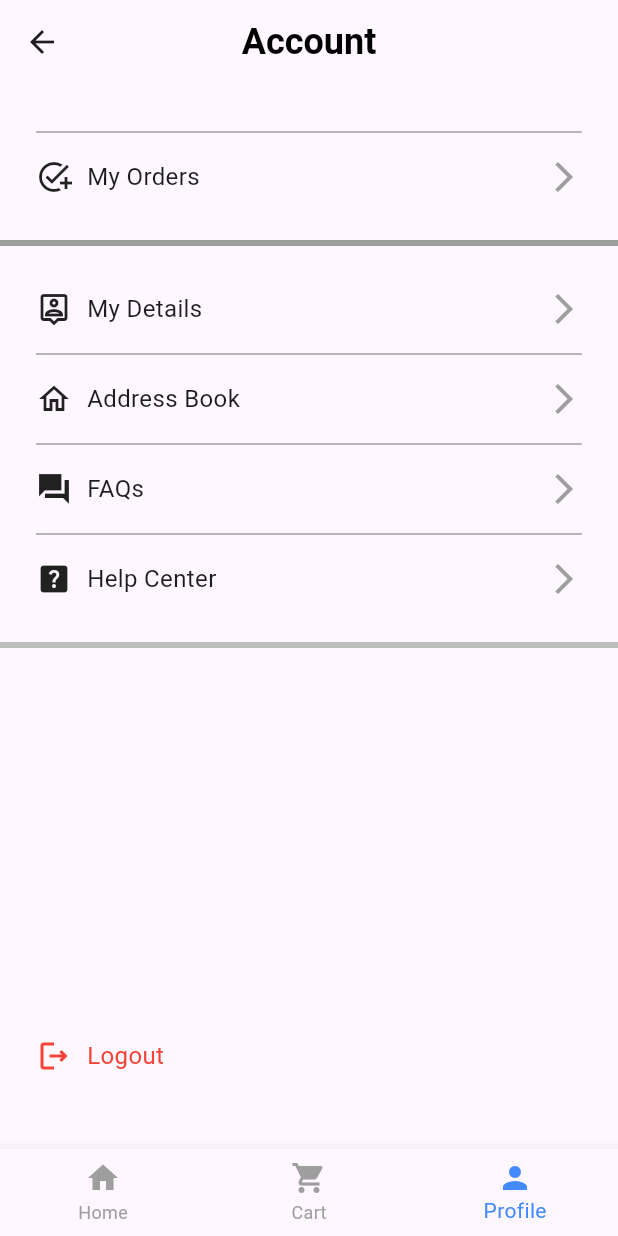
After one commit to OsamaAlaraj/store, a Flutter app: the AccountScreen screen opened by its route, on a phone screen of 412 x 824 dp. The commit adds this screen. Run offline on Flutter 3.47's test engine with Material 3 defaults, Android fonts, the phone set to English and light mode, and no system bars.

Commit message:
add Account Screen

```diff
--- a/lib/main.dart
+++ b/lib/main.dart
@@ -1,9 +1,10 @@
 import 'package:flutter/material.dart';
-import 'package:testone/screens/cart.dart';
-import 'package:testone/screens/detalis.dart';
-import 'package:testone/screens/home.dart';
-import 'package:testone/screens/login.dart';
-import 'package:testone/screens/register.dart';
+import 'package:testone/screens/account_screen.dart';
+import 'package:testone/screens/cart_screen.dart';
+import 'package:testone/screens/details_screen.dart';
+import 'package:testone/screens/home_screen.dart';
+import 'package:testone/screens/login_screen.dart';
+import 'package:testone/screens/register_screen.dart';
 
 void main() {
   runApp(MyApp());
@@ -15,11 +16,12 @@ class MyApp extends StatelessWidget {
       debugShowCheckedModeBanner: false,
       title: 'Flutter Demo',
       routes: {
-        '/login_screen': (context) => LoginPage(),
-        '/register_screen': (context) => RegisterPage(),
-        '/home_screen': (context) => HomePage(),
-        '/details_screen': (context) => DetalisPage(),
-        '/cart' : (context) => Cart(),
+        '/login_screen': (context) => LoginScreen(),
+        '/register_screen': (context) => RegisterScreen(),
+        '/home_screen': (context) => HomeScreen(),
+        '/details_screen': (context) => DetailsScreen(),
+        '/cart' : (context) => CartScreen(),
+        '/account_screen': (context) => AccountScreen(),
       },
       initialRoute: '/login_screen',
       //home: Test(),
--- /dev/null
+++ b/lib/screens/account_screen.dart
@@ -0,0 +1,72 @@
+import 'package:flutter/material.dart';
+import 'package:testone/widget/account_widget.dart';
+import 'package:testone/widget/bottomnavigationbar_widget.dart';
+
+class AccountScreen extends StatefulWidget {
+  const AccountScreen({super.key});
+
+  @override
+  State<AccountScreen> createState() => _AccountScreenState();
+}
+
+class _AccountScreenState extends State<AccountScreen> {
+  @override
+  Widget build(BuildContext context) {
+    return Scaffold(
+      appBar: AppBar(
+        centerTitle: true,
+        title: Text("Account", style: TextStyle(color: Colors.black,fontSize: 24,fontWeight: FontWeight.bold)),
+      ),
+      body: Column(
+        mainAxisAlignment: MainAxisAlignment.start,
+        children: [
+          Padding(
+            padding: const EdgeInsets.all(24.0),
+            child: Column(
+              children: [
+                Divider(color: Colors.grey,),
+                SizedBox(height: 10,),
+                AccountWidget(description: 'My Orders', icondescription: Icons.add_task_sharp),
+              ],
+            ),
+          ),
+          Divider(color: Colors.grey,thickness: 4),
+          Padding(
+            padding: const EdgeInsets.all(24.0),
+            child: Column(
+              children: [
+                AccountWidget(description: 'My Details', icondescription: Icons.person_pin_outlined),
+                SizedBox(height: 10,),
+                Divider(color: Colors.grey,),
+                SizedBox(height: 10,),
+                AccountWidget(description: 'Address Book', icondescription: Icons.home_outlined),
+                SizedBox(height: 10,),
+                Divider(color: Colors.grey,),
+                SizedBox(height: 10,),
+                AccountWidget(description: 'FAQs', icondescription: Icons.question_answer_sharp),
+                SizedBox(height: 10,),
+                Divider(color: Colors.grey,),
+                SizedBox(height: 10,),
+                AccountWidget(description: 'Help Center', icondescription: Icons.help_center),
+              ],
+            ),
+          ),
+          Divider(color: Colors.grey.shade400,thickness: 4),
+          Spacer(),
+          Padding(
+            padding: const EdgeInsets.only(right: 24.0,left: 24.0,bottom: 50.0),
+            child: Row(
+              mainAxisAlignment: MainAxisAlignment.start,
+              children: [
+                Icon(Icons.logout_outlined,color:Colors.red,),
+                SizedBox(width: 10,),
+                Text("Logout",style: TextStyle(fontSize: 16,fontWeight: FontWeight.w400,color: Colors.red),),
+              ],
+            ),
+          )
+        ],
+      ),
+      bottomNavigationBar: CustomBottomNavigationBar(currentIndex: 2),
+    );
+  }
+}
--- /dev/null
+++ b/lib/widget/account_widget.dart
@@ -0,0 +1,32 @@
+import 'package:flutter/material.dart';
+
+class AccountWidget extends StatefulWidget {
+  late String description;
+  late IconData icondescription;
+
+
+  AccountWidget({super.key,required this.description,required this.icondescription});
+
+  @override
+  State<AccountWidget> createState() => _AccountWidgetState();
+}
+
+class _AccountWidgetState extends State<AccountWidget> {
+  @override
+  Widget build(BuildContext context) {
+    return Row(
+      mainAxisAlignment: MainAxisAlignment.spaceBetween,
+      children: [
+        Row(
+          mainAxisAlignment: MainAxisAlignment.start,
+          children: [
+            Icon(widget.icondescription),
+            SizedBox(width: 10,),
+            Text("${widget.description}",style: TextStyle(fontSize: 16,fontWeight: FontWeight.w400),),
+          ],
+        ),
+        Icon(Icons.arrow_forward_ios,size: 24,color: Colors.grey,),
+      ],
+    );
+  }
+}
--- a/lib/widget/bottomnavigationbar.dart
+++ b/lib/widget/bottomnavigationbar_widget.dart
@@ -17,7 +17,7 @@ class CustomBottomNavigationBar extends StatelessWidget {
         } else if (index == 1) {
           Navigator.pushNamed(context, '/cart');
         } else if (index == 2) {
-          Navigator.pushNamed(context, '/profile');
+          Navigator.pushNamed(context, '/account_screen');
         }
       },
       items: const [
--- a/lib/widget/ProductWidget.dart
+++ b/lib/widget/product_widget.dart
@@ -1,9 +1,9 @@
 import 'package:flutter/material.dart';
-import 'package:testone/widget/Product.dart';
+import 'package:testone/widget/product_model.dart';
 
-class Productwidget extends StatelessWidget {
+class CustomContainerProduct extends StatelessWidget {
   final Product product;
-  Productwidget({super.key, required this.product});
+  CustomContainerProduct({super.key, required this.product});
 
   @override
   Widget build(BuildContext context) {
```
Also changed, not shown: lib/screens/cart_screen.dart (renamed from lib/screens/cart.dart, +9 -9 lines), lib/screens/details_screen.dart (renamed from lib/screens/detalis.dart, +6 -12 lines), lib/screens/home_screen.dart (renamed from lib/screens/home.dart, +8 -8 lines), lib/screens/login_screen.dart (renamed from lib/screens/login.dart, +10 -10 lines), lib/screens/register_screen.dart (renamed from lib/screens/register.dart, +12 -12 lines), lib/widget/button_widget.dart (+4 -4 lines), lib/widget/textfield_widget.dart (renamed from lib/widget/storeTextField.dart, +4 -4 lines), lib/widget/product_model.dart (renamed from lib/widget/Product.dart).
